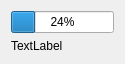
Qt form C++/Examples/Head First Design Patterns/12-09_Lets_check_out_the_BeatModelInterface/djviewview.ui (apkretov/rpw) before a commit.
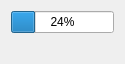
The same form after that commit.

Commit message: Dynamic beat visualization

What changed in the file:
```diff
--- a/C++/Examples/Head First Design Patterns/12-09_Lets_check_out_the_BeatModelInterface/djviewview.ui
+++ b/C++/Examples/Head First Design Patterns/12-09_Lets_check_out_the_BeatModelInterface/djviewview.ui
@@ -7,7 +7,7 @@
     <x>0</x>
     <y>0</y>
     <width>125</width>
-    <height>51</height>
+    <height>64</height>
    </rect>
   </property>
   <property name="windowTitle">
@@ -24,7 +24,7 @@
    <item row="1" column="0">
     <widget class="QLabel" name="bpmOutputLabel">
      <property name="text">
-      <string>TextLabel</string>
+      <string/>
      </property>
     </widget>
    </item>
```
The commit also changes 2 other files.
